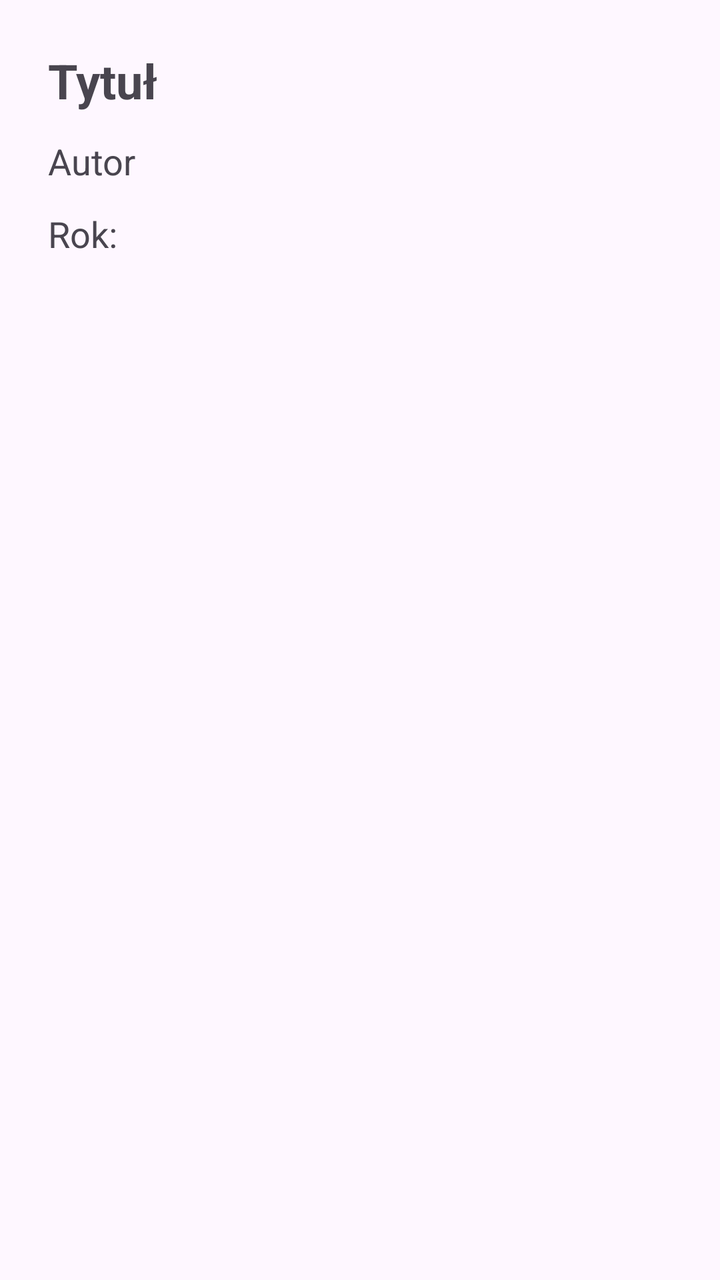
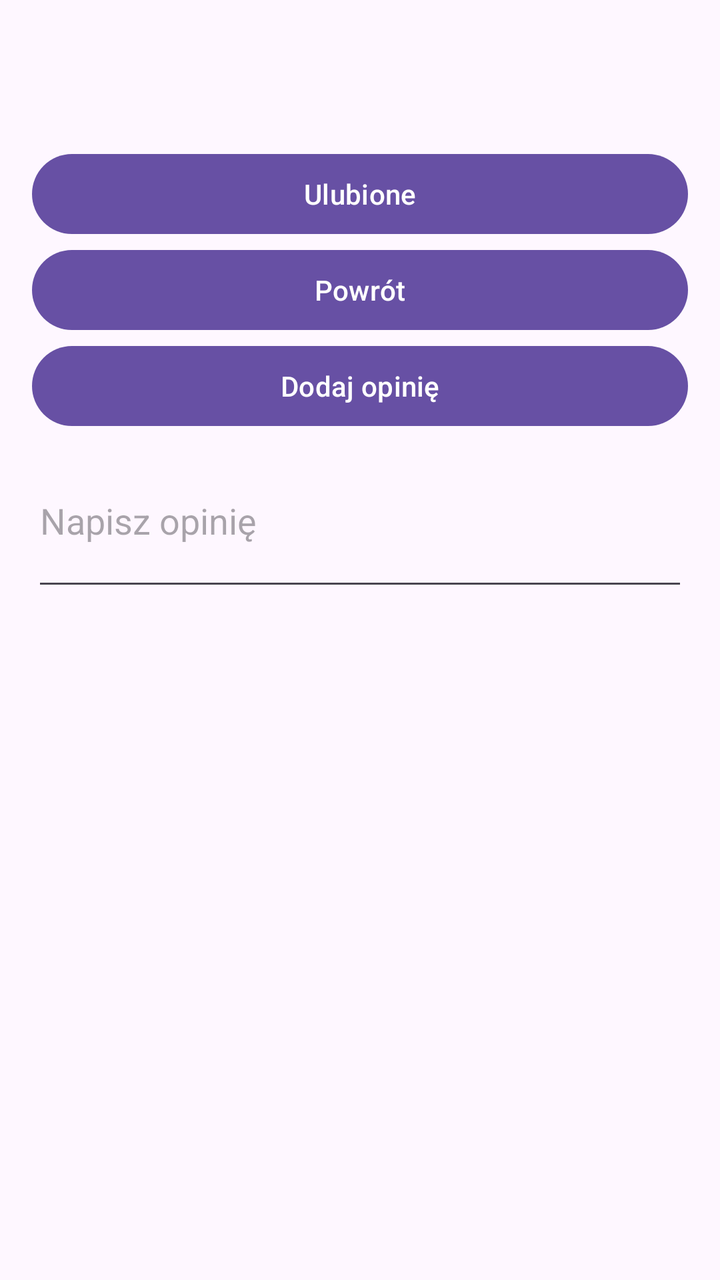

The first picture is an Android layout as it rendered before a commit; the second is the same layout after the commit. The layout source and the unified diff follow.
<!-- AndroidManifest.xml: application theme Theme.Biblioteka -->
<!-- res/layout/activity_book_details.xml -->
<?xml version="1.0" encoding="utf-8"?>
<LinearLayout xmlns:android="http://schemas.android.com/apk/res/android"
    android:layout_width="match_parent"
    android:layout_height="match_parent"
    android:orientation="vertical"
    android:padding="24dp">

    <TextView
        android:id="@+id/detailTitle"
        android:layout_width="wrap_content"
        android:layout_height="wrap_content"
        android:text="Tytuł"
        android:textSize="24sp"
        android:textStyle="bold" />

    <TextView
        android:id="@+id/detailAuthor"
        android:layout_width="wrap_content"
        android:layout_height="wrap_content"
        android:text="Autor"
        android:textSize="18sp"
        android:layout_marginTop="12dp" />

    <TextView
        android:id="@+id/detailYear"
        android:layout_width="wrap_content"
        android:layout_height="wrap_content"
        android:text="Rok:"
        android:textSize="18sp"
        android:layout_marginTop="12dp" />
</LinearLayout>
<!-- resources referenced by this layout -->
<resources>
  <style name="Theme.Biblioteka" parent="Base.Theme.Biblioteka" />
  <style name="Base.Theme.Biblioteka" parent="Theme.Material3.DayNight.NoActionBar">
          
          
      </style>
</resources>

<!-- the commit's change to res/layout/activity_book_details.xml (unified diff, before → after) -->
@@ -1,31 +1,55 @@
 <?xml version="1.0" encoding="utf-8"?>
-<LinearLayout xmlns:android="http://schemas.android.com/apk/res/android"
+<LinearLayout
+    xmlns:android="http://schemas.android.com/apk/res/android"
+    android:orientation="vertical"
     android:layout_width="match_parent"
     android:layout_height="match_parent"
-    android:orientation="vertical"
-    android:padding="24dp">
+    android:padding="16dp">
 
     <TextView
         android:id="@+id/detailTitle"
-        android:layout_width="wrap_content"
-        android:layout_height="wrap_content"
-        android:text="Tytuł"
-        android:textSize="24sp"
-        android:textStyle="bold" />
+        android:layout_width="match_parent"
+        android:layout_height="wrap_content"/>
 
     <TextView
         android:id="@+id/detailAuthor"
-        android:layout_width="wrap_content"
-        android:layout_height="wrap_content"
-        android:text="Autor"
-        android:textSize="18sp"
-        android:layout_marginTop="12dp" />
+        android:layout_width="match_parent"
+        android:layout_height="wrap_content"/>
 
     <TextView
         android:id="@+id/detailYear"
-        android:layout_width="wrap_content"
+        android:layout_width="match_parent"
+        android:layout_height="wrap_content" />
+
+    <Button
+        android:id="@+id/ulubione"
+        android:layout_width="match_parent"
         android:layout_height="wrap_content"
-        android:text="Rok:"
-        android:textSize="18sp"
-        android:layout_marginTop="12dp" />
+        android:text="Ulubione" />
+
+    <Button
+        android:id="@+id/powrot"
+        android:layout_width="match_parent"
+        android:layout_height="wrap_content"
+        android:text="Powrót" />
+
+    <Button
+        android:id="@+id/dodajOpinieButton"
+        android:layout_width="match_parent"
+        android:layout_height="wrap_content"
+        android:text="Dodaj opinię" />
+
+    <EditText
+        android:id="@+id/opiniaEditText"
+        android:layout_width="match_parent"
+        android:layout_height="wrap_content"
+        android:hint="Napisz opinię"
+        android:minLines="3" />
+
+    <androidx.recyclerview.widget.RecyclerView
+        android:id="@+id/opinieRecyclerView"
+        android:layout_width="match_parent"
+        android:layout_height="0dp"
+        android:layout_weight="1"/>
+
 </LinearLayout>
